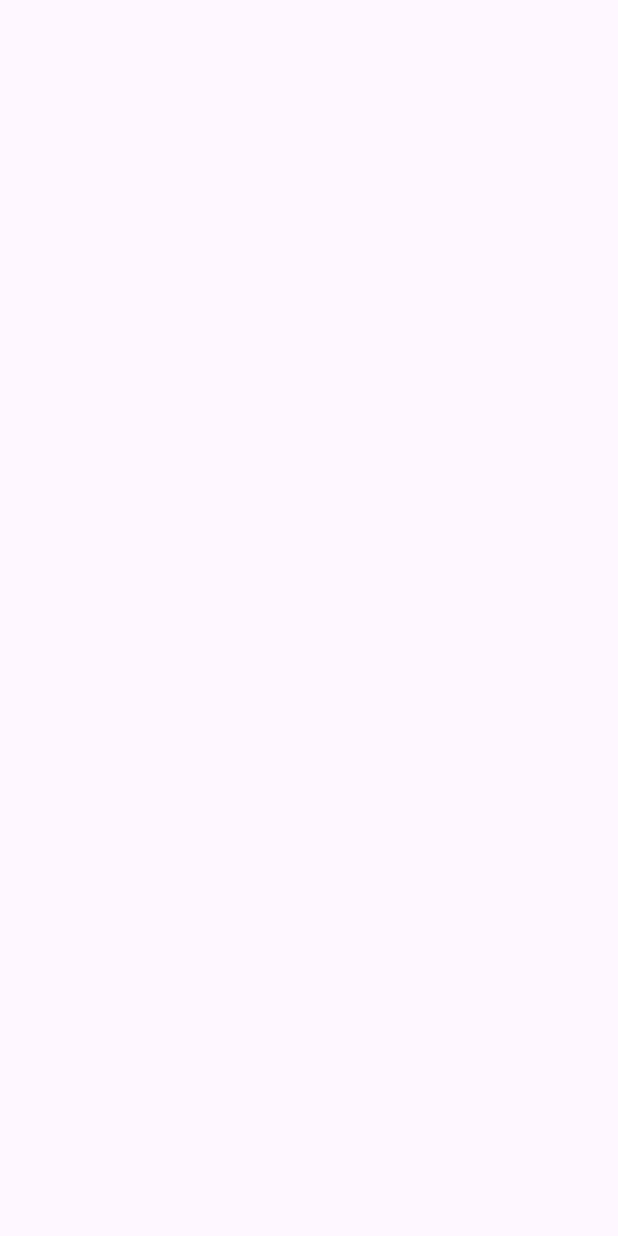
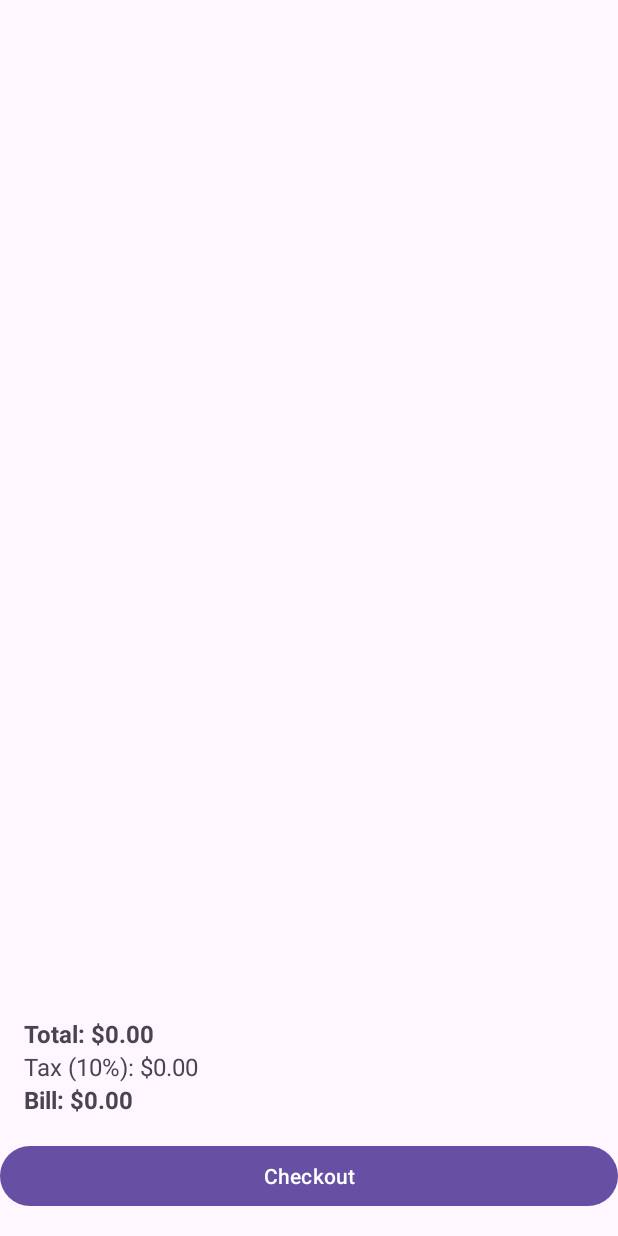
Before and after one commit to dineshnp03/coffeedelight, an Android app: the CartActivity screen opened directly, with no data from a screen before it, on a phone screen of 412 x 824 dp. Before the commit the screen is empty. Run offline under Robolectric (Android 15) with nearby library versions, the light colour scheme and no system bars; our stand-ins replace Firebase (no records; nobody signed in at launch, a user with empty details on screens opened directly).

Commit message:
Added Cart Activity

```diff
--- a/app/src/main/java/com/project1/coffeedelight/CartActivity.kt
+++ b/app/src/main/java/com/project1/coffeedelight/CartActivity.kt
@@ -1,20 +1,57 @@
 package com.project1.coffeedelight
 
+import android.content.Intent
 import android.os.Bundle
-import androidx.activity.enableEdgeToEdge
+import android.widget.Button
+import android.widget.TextView
 import androidx.appcompat.app.AppCompatActivity
-import androidx.core.view.ViewCompat
-import androidx.core.view.WindowInsetsCompat
+import androidx.recyclerview.widget.LinearLayoutManager
+import androidx.recyclerview.widget.RecyclerView
 
 class CartActivity : AppCompatActivity() {
+
+    private lateinit var recyclerViewCartItems: RecyclerView
+    private lateinit var textViewTotal: TextView
+    private lateinit var textViewTax: TextView
+    private lateinit var textViewBill: TextView
+    private lateinit var buttonCheckout: Button
+    private lateinit var cartAdapter: CartAdapter
+    private val cartItemList = CartManager.getCartItems()
+
+    private val TAX_RATE = 0.10  // 10% tax rate
+
     override fun onCreate(savedInstanceState: Bundle?) {
         super.onCreate(savedInstanceState)
-        enableEdgeToEdge()
         setContentView(R.layout.activity_cart)
-        ViewCompat.setOnApplyWindowInsetsListener(findViewById(R.id.main)) { v, insets ->
-            val systemBars = insets.getInsets(WindowInsetsCompat.Type.systemBars())
-            v.setPadding(systemBars.left, systemBars.top, systemBars.right, systemBars.bottom)
-            insets
+
+        recyclerViewCartItems = findViewById(R.id.recyclerViewCartItems)
+        textViewTotal = findViewById(R.id.textViewTotal)
+        textViewTax = findViewById(R.id.textViewTax)
+        textViewBill = findViewById(R.id.textViewBill)
+        buttonCheckout = findViewById(R.id.buttonCheckout)
+
+
+        cartAdapter = CartAdapter(this, cartItemList) { updateSummary() }
+        recyclerViewCartItems.layoutManager = LinearLayoutManager(this)
+        recyclerViewCartItems.adapter = cartAdapter
+
+        updateSummary()
+
+        buttonCheckout.setOnClickListener {
+            // Start CheckoutActivity
+//            startActivity(Intent(this, CheckoutActivity::class.java))
+
         }
     }
+
+    private fun updateSummary() {
+        val totalAmount = cartItemList.sumOf { it.quantity * it.product.price }
+        val taxAmount = totalAmount * TAX_RATE
+        val finalBill = totalAmount + taxAmount
+
+        // Use string interpolation for better readability and to avoid format issues
+        textViewTotal.text = "Total: $${"%.2f".format(totalAmount)}"
+        textViewTax.text = "Tax (10%): $${"%.2f".format(taxAmount)}"
+        textViewBill.text = "Bill: $${"%.2f".format(finalBill)}"
+    }
 }
--- /dev/null
+++ b/app/src/main/java/com/project1/coffeedelight/CartManager.kt
@@ -0,0 +1,33 @@
+package com.project1.coffeedelight
+
+object CartManager {
+    private val cartItemList = mutableListOf<CartItem>()
+
+    fun addItemToCart(product: Product, quantity: Int) {
+        // Check if the product already exists in the cart
+        val existingCartItem = cartItemList.find { it.product.name == product.name }
+        if (existingCartItem != null) {
+            // Update quantity if product exists
+            existingCartItem.quantity += quantity
+        } else {
+            // Add new item if product is not in the cart
+            cartItemList.add(CartItem(product, quantity))
+        }
+    }
+
+    fun getCartItems(): List<CartItem> = cartItemList.toList()
+
+    fun removeItemFromCart(cartItem: CartItem) {
+        cartItemList.remove(cartItem)
+    }
+
+    fun clearCart() {
+        cartItemList.clear()
+    }
+
+    fun getTotalPrice(): Double = cartItemList.sumOf { it.product.price * it.quantity }
+
+    fun getTax(taxRate: Double): Double = getTotalPrice() * taxRate
+
+    fun getFinalBill(taxRate: Double): Double = getTotalPrice() + getTax(taxRate)
+}
--- a/app/src/main/java/com/project1/coffeedelight/MainActivity.kt
+++ b/app/src/main/java/com/project1/coffeedelight/MainActivity.kt
@@ -16,7 +16,8 @@
 
         val button = findViewById<Button>(R.id.button)
         button.setOnClickListener {
-            val intent = Intent(this, LoginActivity::class.java)
+            val intent = Intent(this, ProductsActivity::class.java)
+//            val intent = Intent(this, LoginActivity::class.java)
             startActivity(intent)
         }
     }
--- a/app/src/main/res/layout/activity_cart.xml
+++ b/app/src/main/res/layout/activity_cart.xml
@@ -7,4 +7,66 @@
     android:layout_height="match_parent"
     tools:context=".CartActivity">
 
+    <!-- RecyclerView for displaying cart items -->
+    <androidx.recyclerview.widget.RecyclerView
+        android:id="@+id/recyclerViewCartItems"
+        android:layout_width="0dp"
+        android:layout_height="0dp"
+        app:layout_constraintTop_toTopOf="parent"
+        app:layout_constraintStart_toStartOf="parent"
+        app:layout_constraintEnd_toEndOf="parent"
+        app:layout_constraintBottom_toTopOf="@id/summaryContainer"
+        android:padding="8dp"
+        tools:listitem="@layout/item_cart" />
+
+    <!-- Summary Container (Total, Tax, Bill) -->
+    <LinearLayout
+        android:id="@+id/summaryContainer"
+        android:layout_width="0dp"
+        android:layout_height="wrap_content"
+        android:orientation="vertical"
+        android:padding="16dp"
+        app:layout_constraintStart_toStartOf="parent"
+        app:layout_constraintEnd_toEndOf="parent"
+        app:layout_constraintBottom_toTopOf="@+id/buttonCheckout">
+
+        <!-- Total Amount -->
+        <TextView
+            android:id="@+id/textViewTotal"
+            android:layout_width="match_parent"
+            android:layout_height="wrap_content"
+            android:text="Total: $0.00"
+            android:textSize="16sp"
+            android:textStyle="bold" />
+
+        <!-- Tax Amount -->
+        <TextView
+            android:id="@+id/textViewTax"
+            android:layout_width="match_parent"
+            android:layout_height="wrap_content"
+            android:text="Tax (10%): $0.00"
+            android:textSize="16sp" />
+
+        <!-- Final Bill Amount -->
+        <TextView
+            android:id="@+id/textViewBill"
+            android:layout_width="match_parent"
+            android:layout_height="wrap_content"
+            android:text="Bill: $0.00"
+            android:textSize="16sp"
+            android:textStyle="bold" />
+    </LinearLayout>
+
+    <!-- Checkout Button -->
+    <Button
+        android:id="@+id/buttonCheckout"
+        android:layout_width="0dp"
+        android:layout_height="wrap_content"
+        android:text="Checkout"
+        android:layout_marginTop="16dp"
+        android:layout_marginBottom="16dp"
+        app:layout_constraintStart_toStartOf="parent"
+        app:layout_constraintEnd_toEndOf="parent"
+        app:layout_constraintBottom_toBottomOf="parent" />
+
 </androidx.constraintlayout.widget.ConstraintLayout>
```
Also changed, not shown: app/src/main/java/com/project1/coffeedelight/CartAdapter.kt (added, +79 -0 lines), app/src/main/java/com/project1/coffeedelight/CartItem.kt (added, +8 -0 lines), app/src/main/java/com/project1/coffeedelight/ProductDetailActivity.kt (+12 -0 lines), app/src/main/res/layout/item_cart.xml (added, +70 -0 lines).
